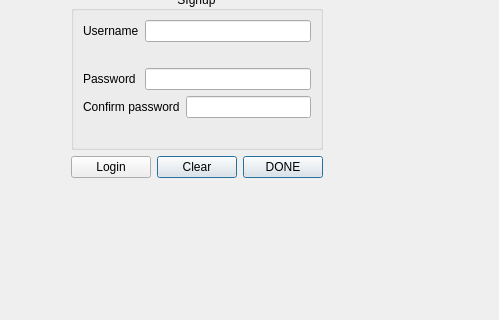
Above: Client/signup.ui from PolitoTeam/Scriba before the change; both pictures show x 105 to 604 and y 172 to 492 of the 604 by 492 pixel window. Below: the same form after it.
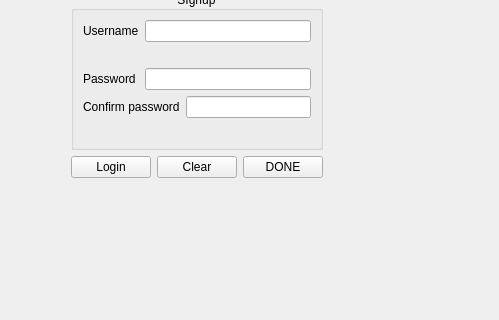
That is the form after the change.

Commit message: Fix button properties (default/autoDefault) to enable keyboard navigation

Diff of the .ui file:
```diff
--- a/Client/signup.ui
+++ b/Client/signup.ui
@@ -190,10 +190,10 @@
         <string>DONE</string>
        </property>
        <property name="autoDefault">
-        <bool>false</bool>
+        <bool>true</bool>
        </property>
        <property name="default">
-        <bool>true</bool>
+        <bool>false</bool>
        </property>
       </widget>
      </item>
@@ -203,10 +203,10 @@
         <string>Clear</string>
        </property>
        <property name="autoDefault">
-        <bool>false</bool>
+        <bool>true</bool>
        </property>
        <property name="default">
-        <bool>true</bool>
+        <bool>false</bool>
        </property>
       </widget>
      </item>
```
The commit also changes 2 other files.
